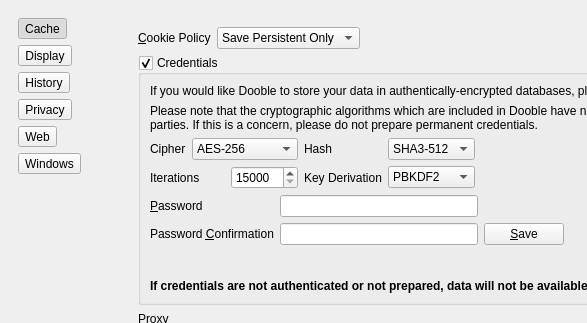
Above: 2.x/UI/dooble_settings.ui from textbrowser/dooble before the change; both pictures show x 0 to 587 and y 0 to 323 of the 800 by 700 pixel window. Below: the same form after it.
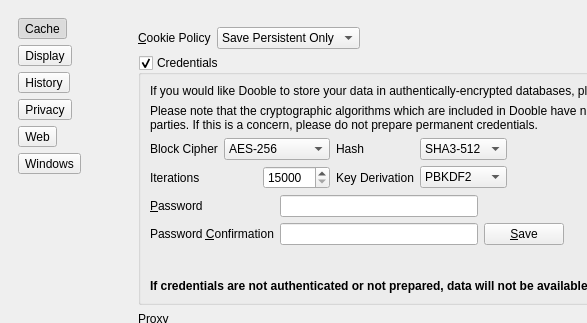
That is the form after the change. The open tabs and pages were chosen to show the change. Icons and pictures are not drawn.

Commit message: Block Cipher text.

Diff of the .ui file:
```diff
--- a/2.x/UI/dooble_settings.ui
+++ b/2.x/UI/dooble_settings.ui
@@ -699,7 +699,7 @@
                    <item row="0" column="0">
                     <widget class="QLabel" name="label_7">
                      <property name="text">
-                      <string>Cipher</string>
+                      <string>Block Cipher</string>
                      </property>
                     </widget>
                    </item>
```
The commit also changes 1 other file.
